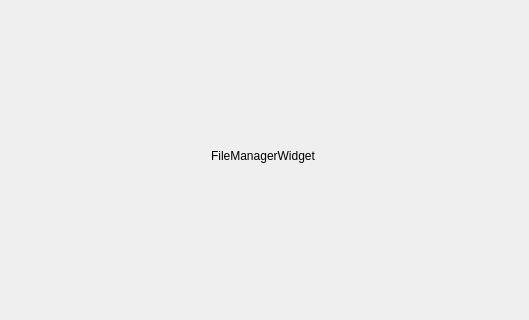
The window that file_manager_widget.ui (swifteen/test_widget_switch) describes before a commit, drawn with Qt 5; both pictures show x 137 to 666 and y 144 to 464 of the 800 by 600 pixel window.
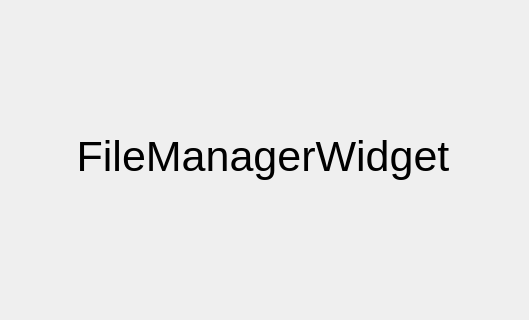
The same window after the commit.

Patch:
```diff
--- a/file_manager_widget.ui
+++ b/file_manager_widget.ui
@@ -16,6 +16,11 @@
   <layout class="QHBoxLayout" name="horizontalLayout">
    <item>
     <widget class="QLabel" name="label">
+     <property name="font">
+      <font>
+       <pointsize>32</pointsize>
+      </font>
+     </property>
      <property name="text">
       <string>FileManagerWidget</string>
      </property>
```
